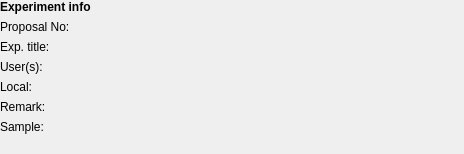
First picture: the form in lib/nicos/clients/gui/panels/expinfo.ui, repository mlz-ictrl/nicos, before the edit.
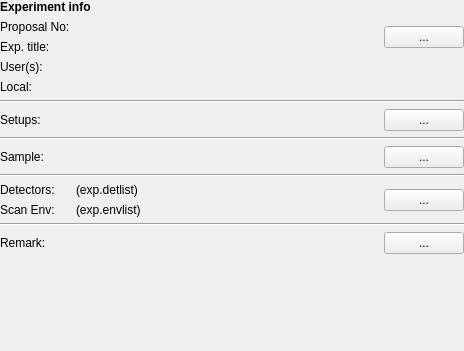
Second picture: the form after the edit. Icons and pictures are not drawn. Custom widgets are drawn as their Qt base class.

Commit message: gui expinfo panel: extend the panel and add buttons to invoke the setup panels

```diff
--- a/lib/nicos/clients/gui/panels/expinfo.ui
+++ b/lib/nicos/clients/gui/panels/expinfo.ui
@@ -7,7 +7,7 @@
     <x>0</x>
     <y>0</y>
     <width>464</width>
-    <height>154</height>
+    <height>351</height>
    </rect>
   </property>
   <property name="windowTitle">
@@ -37,6 +37,13 @@
    </item>
    <item>
     <layout class="QGridLayout" name="gridLayout">
+     <item row="12" column="1">
+      <widget class="ValueLabel" name="valueLabel_5">
+       <property name="key" stdset="0">
+        <string>exp.remark</string>
+       </property>
+      </widget>
+     </item>
      <item row="2" column="0">
       <widget class="QLabel" name="label_4">
        <property name="sizePolicy">
@@ -76,7 +83,7 @@
        </property>
       </widget>
      </item>
-     <item row="5" column="0">
+     <item row="7" column="0">
       <widget class="QLabel" name="label_6">
        <property name="sizePolicy">
         <sizepolicy hsizetype="Fixed" vsizetype="Preferred">
@@ -102,19 +109,6 @@
        </property>
       </widget>
      </item>
-     <item row="4" column="0">
-      <widget class="QLabel" name="label_7">
-       <property name="sizePolicy">
-        <sizepolicy hsizetype="Fixed" vsizetype="Preferred">
-         <horstretch>0</horstretch>
-         <verstretch>0</verstretch>
-        </sizepolicy>
-       </property>
-       <property name="text">
-        <string>Remark:</string>
-       </property>
-      </widget>
-     </item>
      <item row="0" column="1">
       <widget class="ValueLabel" name="valueLabel">
        <property name="key" stdset="0">
@@ -136,6 +130,13 @@
        </property>
       </widget>
      </item>
+     <item row="7" column="1">
+      <widget class="ValueLabel" name="valueLabel_6">
+       <property name="key" stdset="0">
+        <string>sample.samplename</string>
+       </property>
+      </widget>
+     </item>
      <item row="3" column="1">
       <widget class="ValueLabel" name="valueLabel_4">
        <property name="key" stdset="0">
@@ -143,17 +144,153 @@
        </property>
       </widget>
      </item>
-     <item row="4" column="1">
-      <widget class="ValueLabel" name="valueLabel_5">
-       <property name="key" stdset="0">
-        <string>exp.remark</string>
+     <item row="9" column="2" rowspan="2">
+      <widget class="QPushButton" name="detenvBtn">
+       <property name="sizePolicy">
+        <sizepolicy hsizetype="Fixed" vsizetype="Fixed">
+         <horstretch>0</horstretch>
+         <verstretch>0</verstretch>
+        </sizepolicy>
+       </property>
+       <property name="text">
+        <string>...</string>
+       </property>
+      </widget>
+     </item>
+     <item row="7" column="2">
+      <widget class="QPushButton" name="sampleBtn">
+       <property name="sizePolicy">
+        <sizepolicy hsizetype="Fixed" vsizetype="Fixed">
+         <horstretch>0</horstretch>
+         <verstretch>0</verstretch>
+        </sizepolicy>
+       </property>
+       <property name="text">
+        <string>...</string>
+       </property>
+      </widget>
+     </item>
+     <item row="6" column="0" colspan="3">
+      <widget class="Line" name="line">
+       <property name="orientation">
+        <enum>Qt::Horizontal</enum>
+       </property>
+      </widget>
+     </item>
+     <item row="9" column="0">
+      <widget class="QLabel" name="label_3">
+       <property name="text">
+        <string>Detectors:</string>
+       </property>
+      </widget>
+     </item>
+     <item row="4" column="0" colspan="3">
+      <widget class="Line" name="line_3">
+       <property name="orientation">
+        <enum>Qt::Horizontal</enum>
+       </property>
+      </widget>
+     </item>
+     <item row="10" column="0">
+      <widget class="QLabel" name="label_8">
+       <property name="text">
+        <string>Scan Env:</string>
+       </property>
+      </widget>
+     </item>
+     <item row="5" column="0">
+      <widget class="QLabel" name="label_9">
+       <property name="text">
+        <string>Setups:</string>
        </property>
       </widget>
      </item>
      <item row="5" column="1">
-      <widget class="ValueLabel" name="valueLabel_6">
+      <widget class="ValueLabel" name="setupLabel"/>
+     </item>
+     <item row="8" column="0" colspan="3">
+      <widget class="Line" name="line_2">
+       <property name="orientation">
+        <enum>Qt::Horizontal</enum>
+       </property>
+      </widget>
+     </item>
+     <item row="9" column="1">
+      <widget class="ValueLabel" name="detLabel">
+       <property name="text">
+        <string>(exp.detlist)</string>
+       </property>
        <property name="key" stdset="0">
-        <string>sample.samplename</string>
+        <string>exp.detlist</string>
+       </property>
+      </widget>
+     </item>
+     <item row="10" column="1">
+      <widget class="ValueLabel" name="envLabel">
+       <property name="text">
+        <string>(exp.envlist)</string>
+       </property>
+       <property name="key" stdset="0">
+        <string>exp.envlist</string>
+       </property>
+      </widget>
+     </item>
+     <item row="5" column="2">
+      <widget class="QPushButton" name="setupBtn">
+       <property name="sizePolicy">
+        <sizepolicy hsizetype="Fixed" vsizetype="Fixed">
+         <horstretch>0</horstretch>
+         <verstretch>0</verstretch>
+        </sizepolicy>
+       </property>
+       <property name="text">
+        <string>...</string>
+       </property>
+      </widget>
+     </item>
+     <item row="0" column="2" rowspan="2">
+      <widget class="QPushButton" name="proposalBtn">
+       <property name="sizePolicy">
+        <sizepolicy hsizetype="Fixed" vsizetype="Fixed">
+         <horstretch>0</horstretch>
+         <verstretch>0</verstretch>
+        </sizepolicy>
+       </property>
+       <property name="text">
+        <string>...</string>
+       </property>
+      </widget>
+     </item>
+     <item row="12" column="0">
+      <widget class="QLabel" name="label_7">
+       <property name="sizePolicy">
+        <sizepolicy hsizetype="Fixed" vsizetype="Preferred">
+         <horstretch>0</horstretch>
+         <verstretch>0</verstretch>
+        </sizepolicy>
+       </property>
+       <property name="text">
+        <string>Remark:</string>
+       </property>
+      </widget>
+     </item>
+     <item row="12" column="2">
+      <widget class="QPushButton" name="remarkBtn">
+       <property name="sizePolicy">
+        <sizepolicy hsizetype="Fixed" vsizetype="Fixed">
+         <horstretch>0</horstretch>
+         <verstretch>0</verstretch>
+        </sizepolicy>
+       </property>
+       <property name="text">
+        <string>...</string>
+       </property>
+      </widget>
+     </item>
+     <item row="11" column="0" colspan="3">
+      <widget class="Line" name="line_4">
+       <property name="orientation">
+        <enum>Qt::Horizontal</enum>
        </property>
       </widget>
      </item>
```
The commit also changes 2 other files.
